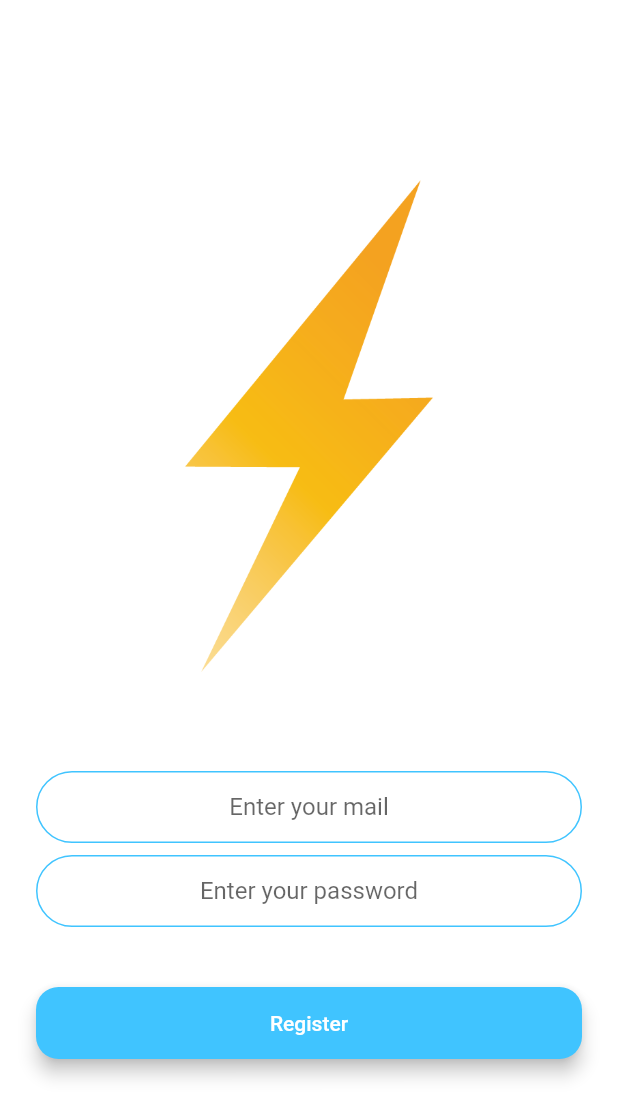
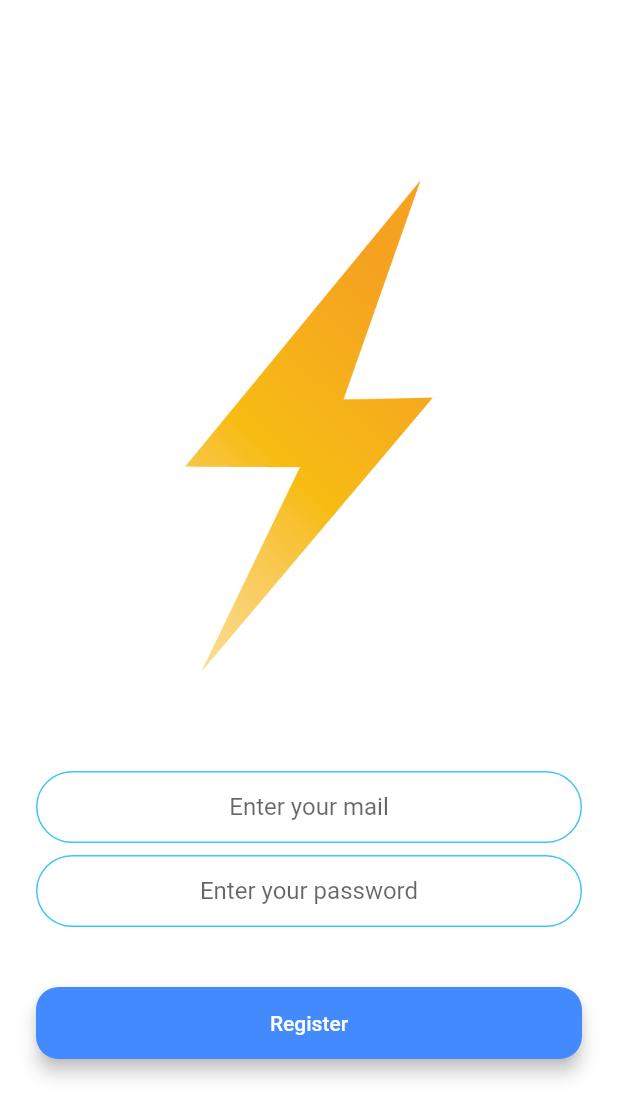
Before and after one commit to emrebingor/flashchat, a Flutter app: the screen it shows after launch, after a tap on "Register", on a phone screen of 412 x 824 dp. Shown: the top 1118 px of the screen. Run offline on Flutter 3.47's test engine with Material 2 defaults, Android fonts, the phone set to English and light mode, and no system bars; our stand-ins replace animated_text_kit, firebase_auth, firebase_core; accounts and stored records are empty; network calls fail.

```diff
--- a/lib/chat_screen.dart
+++ b/lib/chat_screen.dart
@@ -49,6 +49,7 @@ class _ChatScreenState extends State<ChatScreen> {
         actions: <Widget>[
           IconButton(
             onPressed: () {
+              _auth.signOut();
               Navigator.pushNamed(context, WelcomeScreen.id);
             },
             icon: Icon(Icons.close),
--- a/lib/register_screen.dart
+++ b/lib/register_screen.dart
@@ -62,7 +62,7 @@ class _RegisterScreenState extends State<RegisterScreen> {
               height: 24.0,
             ),
             RoundedButton(
-                color: Colors.lightBlueAccent,
+                color: Colors.blueAccent,
                 onPressed: () async {
                   try{
                     final newUser = await _auth.createUserWithEmailAndPassword(
--- a/lib/welcome_screen.dart
+++ b/lib/welcome_screen.dart
@@ -84,7 +84,7 @@ class _WelcomeScreenState extends State<WelcomeScreen>
               buttonName: 'Log in',
             ),
             RoundedButton(
-                color: Colors.lightBlueAccent,
+                color: Colors.blueAccent,
                 onPressed: () {
                   Navigator.pushNamed(context, RegisterScreen.id);
                 },
```
Also changed, not shown: lib/login_screen.dart (+12 -3 lines).
